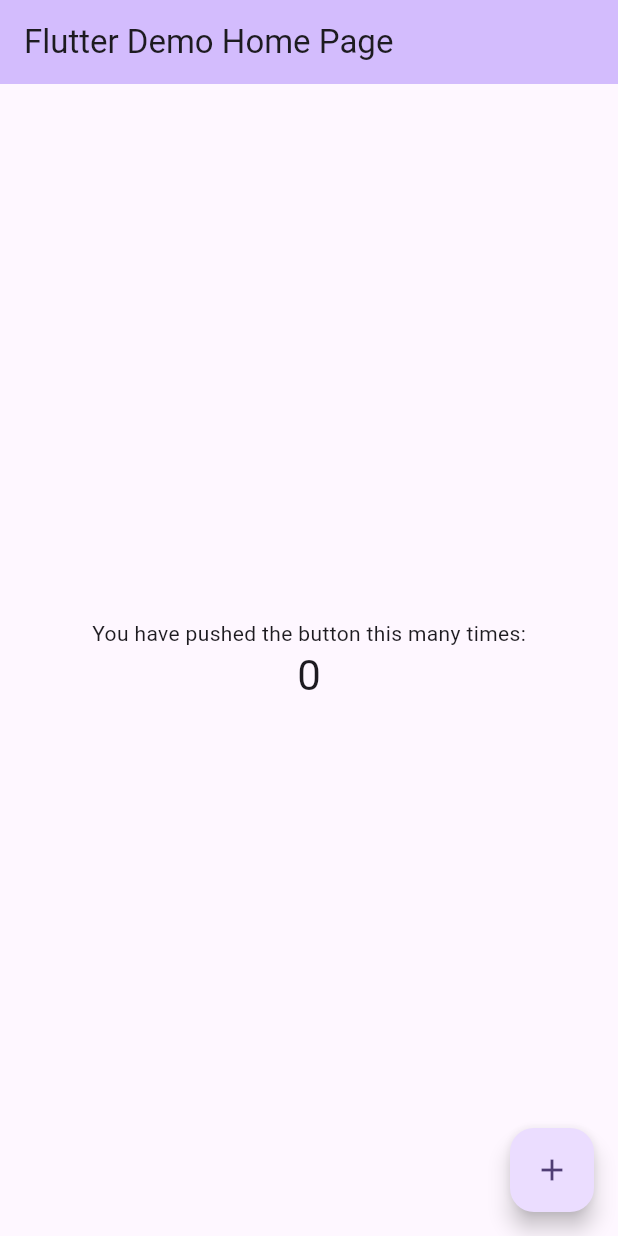
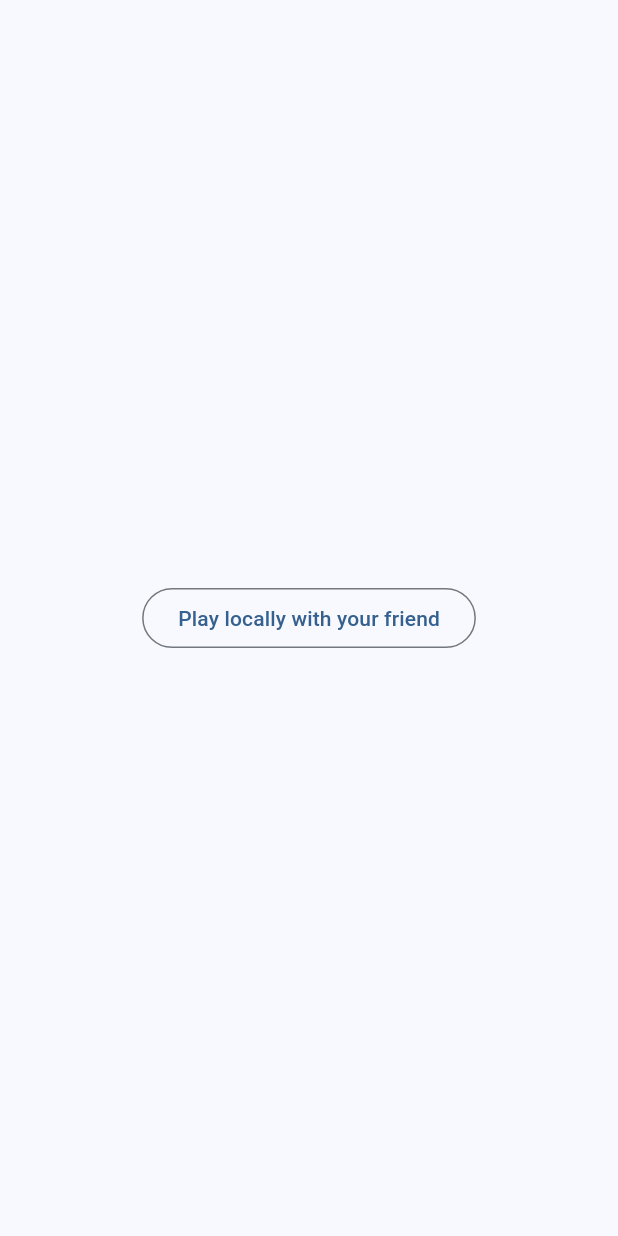
Before and after one commit to zeeshanok/tictactoe, a Flutter app: the screen it shows after launch, on a phone screen of 412 x 824 dp. Run offline on Flutter 3.47's test engine with Material 2 defaults, Android fonts, the phone set to English and light mode, and no system bars; our stand-ins replace go_router.

Commit message:
feat: add local multiplayer

```diff
--- a/app/lib/main.dart
+++ b/app/lib/main.dart
@@ -1,125 +1,49 @@
 import 'package:flutter/material.dart';
+import 'package:go_router/go_router.dart';
+import 'package:tictactoe/pages/game_select/game_select.dart';
+import 'package:tictactoe/pages/local_multiplayer/local_multiplayer.dart';
 
 void main() {
-  runApp(const MyApp());
+  runApp(const App());
 }
 
-class MyApp extends StatelessWidget {
-  const MyApp({super.key});
+final _router = GoRouter(routes: [
+  GoRoute(
+    path: '/login',
+    builder: (context, state) => const Placeholder(),
+  ),
+  GoRoute(
+      path: '/',
+      builder: (context, state) => const GameSelectPage(),
+      routes: [
+        GoRoute(
+          path: 'local-multiplayer',
+          builder: (context, state) => const LocalMultiplayerPage(),
+        ),
+      ])
+]);
 
-  // This widget is the root of your application.
+class App extends StatelessWidget {
+  const App({super.key});
+
   @override
   Widget build(BuildContext context) {
-    return MaterialApp(
-      title: 'Flutter Demo',
-      theme: ThemeData(
-        // This is the theme of your application.
-        //
-        // TRY THIS: Try running your application with "flutter run". You'll see
-        // the application has a blue toolbar. Then, without quitting the app,
-        // try changing the seedColor in the colorScheme below to Colors.green
-        // and then invoke "hot reload" (save your changes or press the "hot
-        // reload" button in a Flutter-supported IDE, or press "r" if you used
-        // the command line to start the app).
-        //
-        // Notice that the counter didn't reset back to zero; the application
-        // state is not lost during the reload. To reset the state, use hot
-        // restart instead.
-        //
-        // This works for code too, not just values: Most code changes can be
-        // tested with just a hot reload.
-        colorScheme: ColorScheme.fromSeed(seedColor: Colors.deepPurple),
+    return MaterialApp.router(
+      routerConfig: _router,
+      theme: ThemeData.from(
+        colorScheme: ColorScheme.fromSeed(
+          seedColor: Colors.blue,
+          brightness: Brightness.light,
+        ),
         useMaterial3: true,
-      ),
-      home: const MyHomePage(title: 'Flutter Demo Home Page'),
+      ).copyWith(splashFactory: NoSplash.splashFactory),
+      darkTheme: ThemeData.from(
+        colorScheme: ColorScheme.fromSeed(
+          seedColor: Colors.blue,
+          brightness: Brightness.dark,
+        ),
+        useMaterial3: true,
+      ).copyWith(splashFactory: NoSplash.splashFactory),
     );
   }
 }
-
-class MyHomePage extends StatefulWidget {
-  const MyHomePage({super.key, required this.title});
-
-  // This widget is the home page of your application. It is stateful, meaning
-  // that it has a State object (defined below) that contains fields that affect
-  // how it looks.
-
-  // This class is the configuration for the state. It holds the values (in this
-  // case the title) provided by the parent (in this case the App widget) and
-  // used by the build method of the State. Fields in a Widget subclass are
-  // always marked "final".
-
-  final String title;
-
-  @override
-  State<MyHomePage> createState() => _MyHomePageState();
-}
-
-class _MyHomePageState extends State<MyHomePage> {
-  int _counter = 0;
-
-  void _incrementCounter() {
-    setState(() {
-      // This call to setState tells the Flutter framework that something has
-      // changed in this State, which causes it to rerun the build method below
-      // so that the display can reflect the updated values. If we changed
-      // _counter without calling setState(), then the build method would not be
-      // called again, and so nothing would appear to happen.
-      _counter++;
-    });
-  }
-
-  @override
-  Widget build(BuildContext context) {
-    // This method is rerun every time setState is called, for instance as done
-    // by the _incrementCounter method above.
-    //
-    // The Flutter framework has been optimized to make rerunning build methods
-    // fast, so that you can just rebuild anything that needs updating rather
-    // than having to individually change instances of widgets.
-    return Scaffold(
-      appBar: AppBar(
-        // TRY THIS: Try changing the color here to a specific color (to
-        // Colors.amber, perhaps?) and trigger a hot reload to see the AppBar
-        // change color while the other colors stay the same.
-        backgroundColor: Theme.of(context).colorScheme.inversePrimary,
-        // Here we take the value from the MyHomePage object that was created by
-        // the App.build method, and use it to set our appbar title.
-        title: Text(widget.title),
-      ),
-      body: Center(
-        // Center is a layout widget. It takes a single child and positions it
-        // in the middle of the parent.
-        child: Column(
-          // Column is also a layout widget. It takes a list of children and
-          // arranges them vertically. By default, it sizes itself to fit its
-          // children horizontally, and tries to be as tall as its parent.
-          //
-          // Column has various properties to control how it sizes itself and
-          // how it positions its children. Here we use mainAxisAlignment to
-          // center the children vertically; the main axis here is the vertical
-          // axis because Columns are vertical (the cross axis would be
-          // horizontal).
-          //
-          // TRY THIS: Invoke "debug painting" (choose the "Toggle Debug Paint"
-          // action in the IDE, or press "p" in the console), to see the
-          // wireframe for each widget.
-          mainAxisAlignment: MainAxisAlignment.center,
-          children: <Widget>[
-            const Text(
-              'You have pushed the button this many times:',
-            ),
-            Text(
-              '$_counter',
-              style: Theme.of(context).textTheme.headlineMedium,
-            ),
-          ],
-        ),
-      ),
-      floatingActionButton: FloatingActionButton(
-        onPressed: _incrementCounter,
-        tooltip: 'Increment',
-        child: const Icon(Icons.add),
-      ), // This trailing comma makes auto-formatting nicer for build methods.
-    );
-  }
-}
--- /dev/null
+++ b/app/lib/pages/game_select/game_select.dart
@@ -0,0 +1,22 @@
+import 'package:flutter/material.dart';
+import 'package:go_router/go_router.dart';
+
+class GameSelectPage extends StatelessWidget {
+  const GameSelectPage({super.key});
+
+  @override
+  Widget build(BuildContext context) {
+    return Scaffold(
+      body: Center(
+          child: Column(
+        mainAxisSize: MainAxisSize.min,
+        children: [
+          OutlinedButton(
+            onPressed: () => context.go('/local-multiplayer'),
+            child: const Text("Play locally with your friend"),
+          )
+        ],
+      )),
+    );
+  }
+}
--- a/app/pubspec.yaml
+++ b/app/pubspec.yaml
@@ -16,7 +16,7 @@ publish_to: 'none' # Remove this line if you wish to publish to pub.dev
 # https://developer.apple.com/library/archive/documentation/General/Reference/InfoPlistKeyReference/Articles/CoreFoundationKeys.html
 # In Windows, build-name is used as the major, minor, and patch parts
 # of the product and file versions while build-number is used as the build suffix.
-version: 0.0.0+1
+version: 0.1.0+1
 
 environment:
   sdk: '>=3.1.3 <4.0.0'
@@ -35,6 +35,7 @@ dependencies:
   # The following adds the Cupertino Icons font to your application.
   # Use with the CupertinoIcons class for iOS style icons.
   cupertino_icons: ^1.0.2
+  go_router: ^11.1.4
 
 dev_dependencies:
   flutter_test:
```
Also changed, not shown: app/lib/common/logic/player.dart (added, +36 -0 lines), app/lib/common/logic/tictactoe_board.dart (added, +172 -0 lines), app/lib/common/widgets/tictactoe_widget.dart (added, +75 -0 lines), app/lib/pages/local_multiplayer/local_multiplayer.dart (added, +98 -0 lines), app/pubspec.lock, 1 other file.
